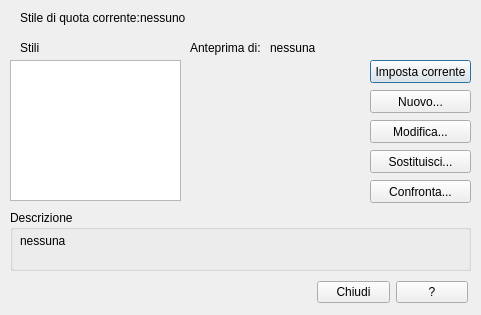
The window that qad_dimstyle.ui (geosim/QAD) describes before a commit, drawn with Qt 5.
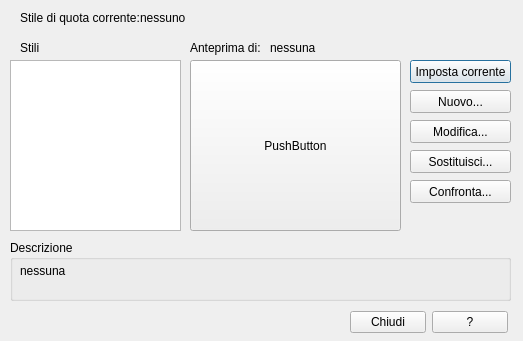
The same window after the commit.

Patch:
```diff
--- a/qad_dimstyle.ui
+++ b/qad_dimstyle.ui
@@ -6,8 +6,8 @@
    <rect>
     <x>0</x>
     <y>0</y>
-    <width>481</width>
-    <height>315</height>
+    <width>523</width>
+    <height>341</height>
    </rect>
   </property>
   <property name="windowTitle">
@@ -58,14 +58,14 @@
      <x>10</x>
      <y>60</y>
      <width>171</width>
-     <height>141</height>
+     <height>171</height>
     </rect>
    </property>
   </widget>
   <widget class="QPushButton" name="SetCurrent">
    <property name="geometry">
     <rect>
-     <x>370</x>
+     <x>410</x>
      <y>60</y>
      <width>101</width>
      <height>23</height>
@@ -81,7 +81,7 @@
   <widget class="QPushButton" name="new_2">
    <property name="geometry">
     <rect>
-     <x>370</x>
+     <x>410</x>
      <y>90</y>
      <width>101</width>
      <height>23</height>
@@ -97,7 +97,7 @@
   <widget class="QPushButton" name="Mod">
    <property name="geometry">
     <rect>
-     <x>370</x>
+     <x>410</x>
      <y>120</y>
      <width>101</width>
      <height>23</height>
@@ -113,7 +113,7 @@
   <widget class="QPushButton" name="TempMod">
    <property name="geometry">
     <rect>
-     <x>370</x>
+     <x>410</x>
      <y>150</y>
      <width>101</width>
      <height>23</height>
@@ -129,7 +129,7 @@
   <widget class="QPushButton" name="Diff">
    <property name="geometry">
     <rect>
-     <x>370</x>
+     <x>410</x>
      <y>180</y>
      <width>101</width>
      <height>23</height>
@@ -146,8 +146,8 @@
    <property name="geometry">
     <rect>
      <x>10</x>
-     <y>210</y>
-     <width>461</width>
+     <y>240</y>
+     <width>501</width>
      <height>61</height>
     </rect>
    </property>
@@ -159,7 +159,7 @@
      <rect>
       <x>10</x>
       <y>10</y>
-      <width>441</width>
+      <width>481</width>
       <height>41</height>
      </rect>
     </property>
@@ -168,16 +168,6 @@
     </property>
    </widget>
   </widget>
-  <widget class="QWidget" name="Preview" native="true">
-   <property name="geometry">
-    <rect>
-     <x>190</x>
-     <y>60</y>
-     <width>171</width>
-     <height>141</height>
-    </rect>
-   </property>
-  </widget>
   <widget class="QLabel" name="label_3">
    <property name="geometry">
     <rect>
@@ -196,7 +186,7 @@
     <rect>
      <x>270</x>
      <y>40</y>
-     <width>201</width>
+     <width>241</width>
      <height>16</height>
     </rect>
    </property>
@@ -207,9 +197,9 @@
   <widget class="QWidget" name="layoutWidget">
    <property name="geometry">
     <rect>
-     <x>317</x>
-     <y>280</y>
-     <width>151</width>
+     <x>350</x>
+     <y>310</y>
+     <width>158</width>
      <height>25</height>
     </rect>
    </property>
@@ -230,6 +220,19 @@
     </item>
    </layout>
   </widget>
+  <widget class="QPushButton" name="previewDummy">
+   <property name="geometry">
+    <rect>
+     <x>190</x>
+     <y>60</y>
+     <width>211</width>
+     <height>171</height>
+    </rect>
+   </property>
+   <property name="text">
+    <string>PushButton</string>
+   </property>
+  </widget>
  </widget>
  <resources/>
  <connections>
```
Left out of the diff: 3 changed lines with no effect on the pictures.
